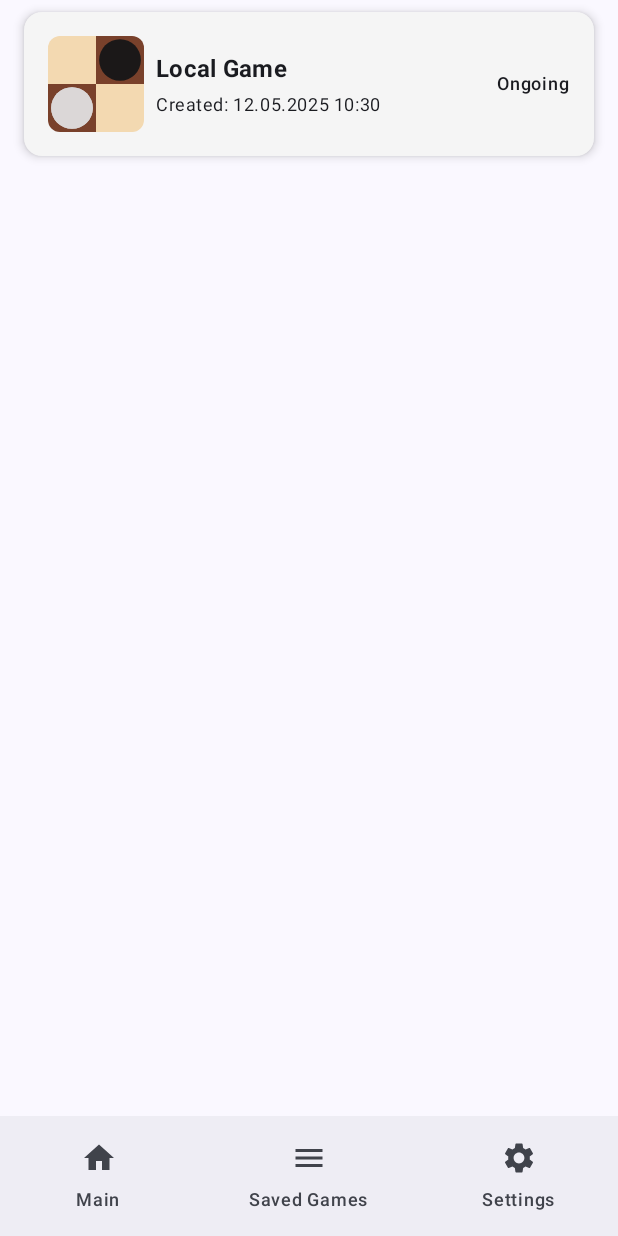
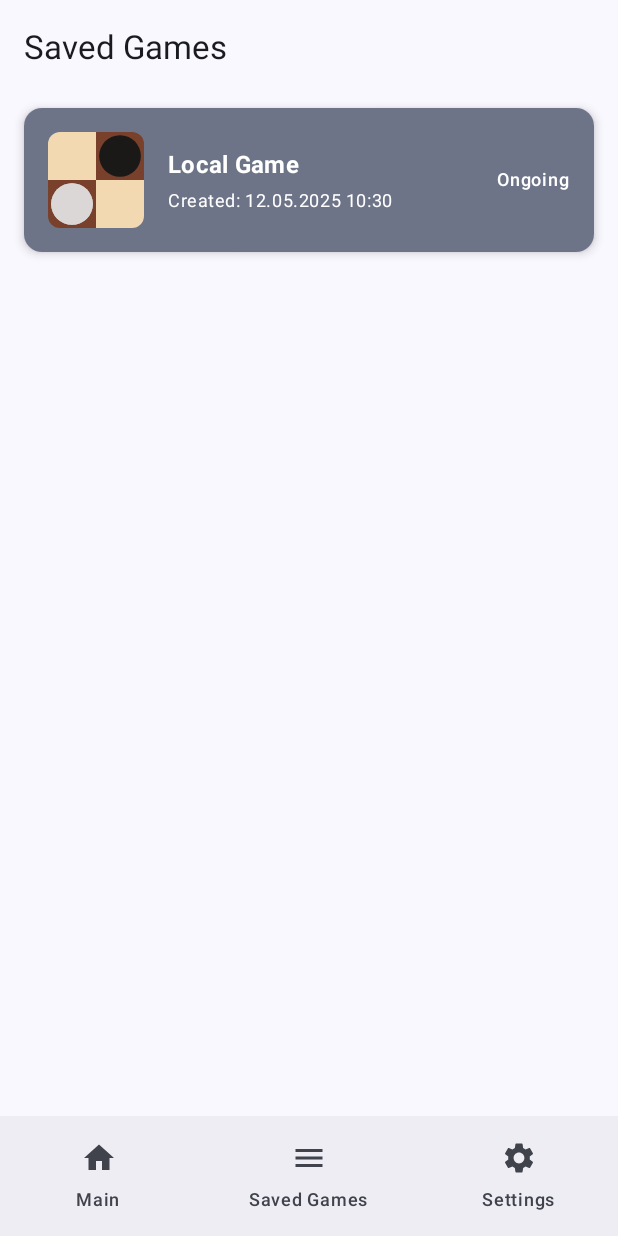
Before and after one commit to Skryg/CheckersBluetooth, an Android app built with Jetpack Compose: the @Preview function GreetingPreview, item 2 of the bottom bar chosen, on a phone screen of 412 x 824 dp. Run offline under Robolectric (Android 15) with nearby library versions, the phone set to English and light mode, and no system bars; our stand-ins replace Room's generated code.

Commit message:
Minor fixes

```diff
--- a/app/build.gradle.kts
+++ b/app/build.gradle.kts
@@ -68,6 +68,7 @@ dependencies {
 
     implementation(libs.androidx.room.runtime)
     implementation(libs.androidx.lifecycle.service)
+    implementation(libs.androidx.lifecycle.runtime.compose.android)
     ksp(libs.androidx.room.compiler)
     implementation(libs.androidx.room.ktx)
 
--- a/app/src/main/java/com/skryg/checkersbluetooth/game/ui/view/SavedGameViewModel.kt
+++ b/app/src/main/java/com/skryg/checkersbluetooth/game/ui/view/SavedGameViewModel.kt
@@ -2,22 +2,16 @@ package com.skryg.checkersbluetooth.game.ui.view
 
 import androidx.compose.runtime.getValue
 import androidx.compose.runtime.mutableStateOf
-import androidx.compose.runtime.remember
 import androidx.compose.runtime.setValue
 import androidx.lifecycle.ViewModel
 import androidx.lifecycle.viewModelScope
 import com.skryg.checkersbluetooth.database.GameEntity
 import com.skryg.checkersbluetooth.database.GameRepository
-import com.skryg.checkersbluetooth.database.GameWithMoves
 import com.skryg.checkersbluetooth.database.Move
-import com.skryg.checkersbluetooth.game.logic.core.GameCoreFactory
-import com.skryg.checkersbluetooth.game.logic.core.GameInitializer
 import com.skryg.checkersbluetooth.game.logic.core.PieceInitializer
-import com.skryg.checkersbluetooth.game.logic.core.standard.StandardGameCoreFactory
 import com.skryg.checkersbluetooth.game.logic.core.standard.StandardPieceInitializer
 import com.skryg.checkersbluetooth.game.logic.model.toPoint
 import com.skryg.checkersbluetooth.game.ui.utils.PieceUi
-import com.skryg.checkersbluetooth.game.ui.utils.UiState
 import kotlinx.coroutines.flow.MutableStateFlow
 import kotlinx.coroutines.flow.asStateFlow
 import kotlinx.coroutines.flow.update
--- a/app/src/main/java/com/skryg/checkersbluetooth/game/ui/view/ShowSavedGame.kt
+++ b/app/src/main/java/com/skryg/checkersbluetooth/game/ui/view/ShowSavedGame.kt
@@ -122,8 +122,6 @@ data class ButtonsData(
             enabled = data.movePointer > data.minMove
         ) {
             Icon(Icons.AutoMirrored.Filled.ArrowBack, "Previous")
-            Spacer(Modifier.width(8.dp))
-            Text("Previous")
         }
 
         Text(
@@ -135,8 +133,7 @@ data class ButtonsData(
             onClick = data.nextOnClick,
             enabled = data.movePointer < data.maxMove
         ) {
-            Spacer(Modifier.width(8.dp))
-            Text("Next")
+
             Icon(Icons.AutoMirrored.Filled.ArrowForward, "Next")
 
         }
--- a/app/src/main/java/com/skryg/checkersbluetooth/ui/screens/SavedGamesScreen.kt
+++ b/app/src/main/java/com/skryg/checkersbluetooth/ui/screens/SavedGamesScreen.kt
@@ -8,6 +8,9 @@ import androidx.compose.foundation.lazy.items
 import androidx.compose.material.icons.Icons
 import androidx.compose.material.icons.filled.Menu
 import androidx.compose.material3.CircularProgressIndicator
+import androidx.compose.material3.ExperimentalMaterial3Api
+import androidx.compose.material3.Text
+import androidx.compose.material3.TopAppBar
 import androidx.compose.runtime.Composable
 import androidx.compose.runtime.LaunchedEffect
 import androidx.compose.runtime.MutableState
@@ -28,10 +31,12 @@ import com.skryg.checkersbluetooth.ui.NavigationDestination
 import com.skryg.checkersbluetooth.ui.utils.GameEntry
 import kotlinx.coroutines.launch
 
+@OptIn(ExperimentalMaterial3Api::class)
 object SavedGamesDestination: NavigationDestination(
     route = "saved_games_screen",
     icon = Icons.Default.Menu,
     defaultTopBar = false,
+    topBarContent = @Composable { TopAppBar(title = { Text("Saved Games") }) },
     name = "Saved Games"
 )
 
@@ -45,8 +50,6 @@ fun SavedGamesScreen(viewModel: SavedGamesViewModel
 
 @Composable
 fun SavedGamesList(games: List<GameEntity>? = null, onGameClick: (GameEntity)->Unit = {}){
-//    repository.getAllGames()
-    val save by rememberSaveable { mutableStateOf(true) }
 
     if(games == null) {
         Column(
--- a/app/src/main/java/com/skryg/checkersbluetooth/ui/utils/GameEntry.kt
+++ b/app/src/main/java/com/skryg/checkersbluetooth/ui/utils/GameEntry.kt
@@ -48,8 +48,8 @@ fun GameEntry(game: GameEntity, onClick:(GameEntity)->Unit = {}) {
             .padding(vertical = 8.dp, horizontal = 16.dp)
             .clickable { onClick(game) },
         colors = CardDefaults.cardColors(
-            containerColor = if (game.winner != GameResult.ONGOING)
-                Color(0xFFE0E0E0) else Color(0xFFF5F5F5)
+            containerColor = MaterialTheme.colorScheme.secondaryContainer
+
         )
     ) {
         Row(
@@ -61,15 +61,14 @@ fun GameEntry(game: GameEntity, onClick:(GameEntity)->Unit = {}) {
             LittleBoard(
                 modifier = Modifier
                     .size(64.dp)
-                    .clip(RoundedCornerShape(8.dp))
-                    ,
+                    .clip(RoundedCornerShape(8.dp)),
                 pieceList = pieces
 
             )
 
             Column(
                 modifier = Modifier.weight(0.8f)
-                    .padding(start=8.dp)
+                    .padding(start=16.dp)
             ) {
                 Text(
                     text = if (game.gameConnection == GameConnection.BLUETOOTH)
--- a/app/src/main/java/com/skryg/checkersbluetooth/ui/utils/MenuBottomBar.kt
+++ b/app/src/main/java/com/skryg/checkersbluetooth/ui/utils/MenuBottomBar.kt
@@ -27,6 +27,9 @@ fun MenuBottomBar(navController: NavHostController) {
                 selected = currentRoute == destination.route,
                 onClick = {
                     navController.navigate(destination.route) {
+                        popUpTo(MainDestination.route, {
+                            inclusive = false
+                        })
                         launchSingleTop = true
                     }
                 }
--- a/gradle/libs.versions.toml
+++ b/gradle/libs.versions.toml
@@ -1,5 +1,5 @@
 [versions]
-agp = "8.5.2"
+agp = "8.8.2"
 kotlin = "2.0.10"
 coreKtx = "1.13.1"
 junit = "4.13.2"
@@ -13,6 +13,7 @@ navigationCompose = "2.7.7"
 roomRuntime = "2.6.1"
 runtimeLivedata = "1.6.8"
 lifecycleService = "2.8.7"
+lifecycleRuntimeComposeAndroid = "2.8.7"
 
 [libraries]
 androidx-core-ktx = { group = "androidx.core", name = "core-ktx", version.ref = "coreKtx" }
@@ -35,6 +36,7 @@ androidx-ui-test-junit4 = { group = "androidx.compose.ui", name = "ui-test-junit
 androidx-navigation-compose = { group = "androidx.navigation", name = "navigation-compose", version.ref = "navigationCompose" }
 material3 = { module = "androidx.compose.material3:material3", version.ref = "material3" }
 androidx-lifecycle-service = { group = "androidx.lifecycle", name = "lifecycle-service", version.ref = "lifecycleService" }
+androidx-lifecycle-runtime-compose-android = { group = "androidx.lifecycle", name = "lifecycle-runtime-compose-android", version.ref = "lifecycleRuntimeComposeAndroid" }
 
 [plugins]
 androidApplication = { id = "com.android.application", version.ref = "agp" }
```
Also changed, not shown: app/src/main/java/com/skryg/checkersbluetooth/game/ui/utils/Board.kt (+12 -1 lines), app/src/main/java/com/skryg/checkersbluetooth/game/ui/view/GameScreen.kt (+8 -10 lines), app/src/main/java/com/skryg/checkersbluetooth/ui/Navigation.kt (+28 -1 lines), app/src/main/java/com/skryg/checkersbluetooth/ui/utils/Dialogs.kt (+3 -6 lines), gradle/wrapper/gradle-wrapper.properties.
